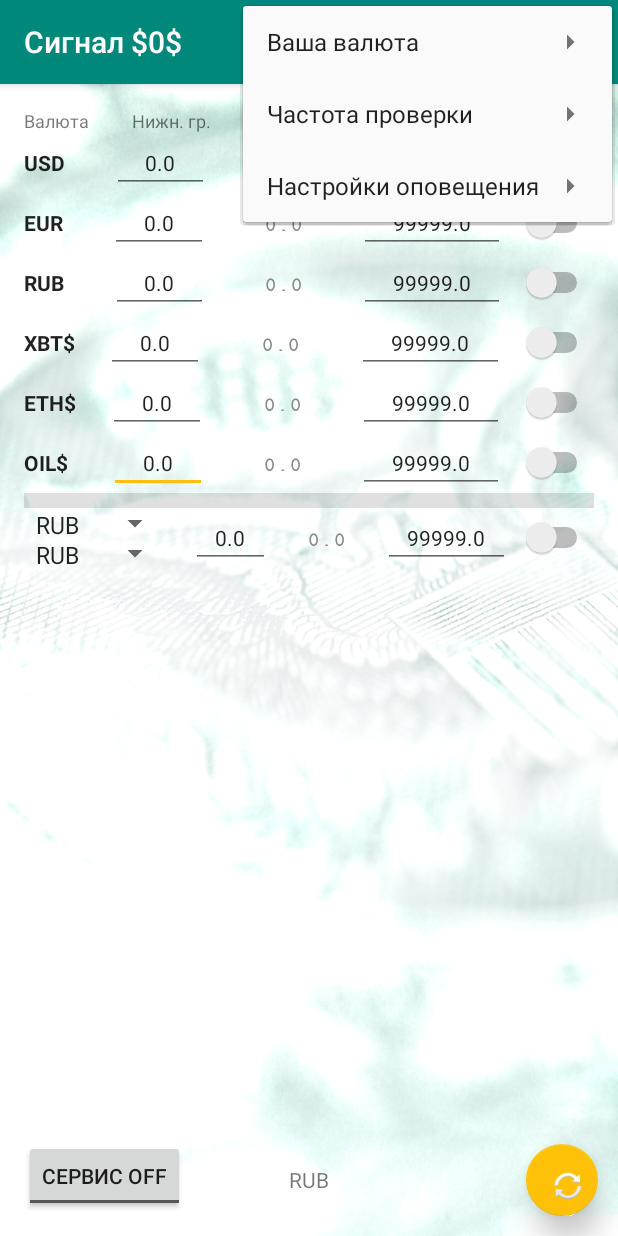
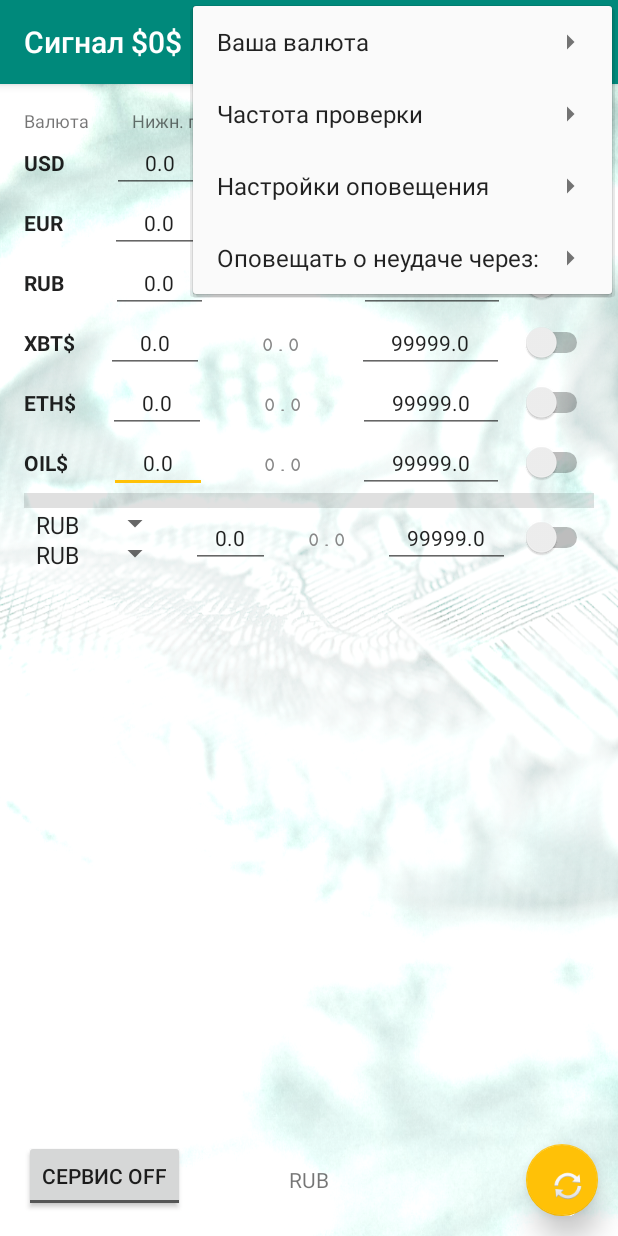
Before and after one commit to LazyDoge/CurrencyAlert, an Android app: the screen it shows after launch (MainActivity), with the options menu open, on a phone screen of 412 x 824 dp. Run offline under Robolectric (Android 15) with nearby library versions, the phone set to English and light mode, and no system bars.

Commit message:
targetSdkVersion 28 + failure period + time in notification

```diff
--- a/app/src/main/java/ingenuity/sky/currencyalert/AlarmEventReceiver.java
+++ b/app/src/main/java/ingenuity/sky/currencyalert/AlarmEventReceiver.java
@@ -20,16 +20,13 @@ import android.os.AsyncTask;
 import android.os.Build;
 import android.os.PowerManager;
 import android.support.annotation.RequiresApi;
-import android.util.Log;
 import android.widget.ProgressBar;
 import android.widget.TextView;
 
 import java.lang.reflect.Field;
-import java.math.BigDecimal;
-import java.math.RoundingMode;
+import java.time.LocalDateTime;
+import java.time.format.DateTimeFormatter;
 import java.util.ArrayList;
-import java.util.Map;
-import java.util.Objects;
 import java.util.concurrent.ExecutionException;
 import java.util.concurrent.ExecutorService;
 import java.util.concurrent.Executors;
@@ -283,6 +280,7 @@ public class AlarmEventReceiver extends BroadcastReceiver {
                         localPreferences.edit().putFloat(putValue + "value", (float) aDoubleD).apply();
                     }
 
+
                     if (aDoubleD < lowBorder || aDoubleD > hiBorder) {
                         notificationNeeded = true;
                         if (false) {
@@ -311,10 +309,17 @@ public class AlarmEventReceiver extends BroadcastReceiver {
                     period = localPreferences.getInt("period", 180);
                 }
 
-                if (failCounter > ((7 * 60) / period)) {
+                int failureNotificationPeriod = localPreferences.getInt("failure_notification_period", 8);
+
+                if (failCounter > ((failureNotificationPeriod * 60) / period)) {
                     notificationNeeded = true;
-                    contentText = new StringBuilder("Не удается обновить данные длительное время.");
+                    contentText = new StringBuilder("Не удается обновить данные длительное время.").append("\r\n");
                     contentTitle = "Неудача!";
+                }
+                if (Build.VERSION.SDK_INT >= Build.VERSION_CODES.O &&
+                        localPreferences.getBoolean(MainActivity.SHOW_TIME_IN_NOTIFICATION, false)) {
+                    contentText.append("\r\n")
+                            .append(LocalDateTime.now().format(DateTimeFormatter.ofPattern("dd MMM HH:mm")));
                 }
 
                 if (notificationNeeded) {
--- a/app/src/main/java/ingenuity/sky/currencyalert/MainActivity.java
+++ b/app/src/main/java/ingenuity/sky/currencyalert/MainActivity.java
@@ -8,19 +8,28 @@ import android.content.SharedPreferences;
 import android.graphics.Color;
 import android.os.Build;
 import android.os.Bundle;
-import android.support.annotation.Nullable;
 import android.support.design.widget.FloatingActionButton;
-import android.support.design.widget.Snackbar;
 import android.support.v7.app.AlertDialog;
 import android.support.v7.app.AppCompatActivity;
 import android.support.v7.widget.Toolbar;
+import android.view.Menu;
+import android.view.MenuItem;
 import android.view.MotionEvent;
 import android.view.View;
-import android.view.Menu;
-import android.view.MenuItem;
-import android.widget.*;
+import android.widget.AdapterView;
+import android.widget.ArrayAdapter;
+import android.widget.CompoundButton;
+import android.widget.EditText;
+import android.widget.ProgressBar;
+import android.widget.Spinner;
+import android.widget.Switch;
+import android.widget.TextView;
+import android.widget.Toast;
+import android.widget.ToggleButton;
 
 public class MainActivity extends AppCompatActivity {
+    public static final String SHOW_TIME_IN_NOTIFICATION = "show_time_in_notification";
+    public static final String FAILURE_NOTIFICATION_PERIOD = "failure_notification_period";
     static ProgressBar progressBar;
     static TextView usdText;
     static EditText usdEditMin;
@@ -157,6 +166,7 @@ public class MainActivity extends AppCompatActivity {
 
             }
         });
+
     }
 
     private void fadeDataRestore() {
@@ -582,7 +592,44 @@ public class MainActivity extends AppCompatActivity {
                 break;
 
         }
+
+        setFailurePeriodNotificationItemMenuChecked(menu);
+
+        setShowTimeInNotificationPropertyHandler(menu);
         return true;
+    }
+
+    private void setShowTimeInNotificationPropertyHandler(Menu menu) {
+        Switch timeSwitch =
+                menu.findItem(R.id.switch_time_in_notif).getActionView().findViewById(R.id.switch_time_id);
+
+        timeSwitch.setChecked(localPreferences.getBoolean(SHOW_TIME_IN_NOTIFICATION, false));
+
+        timeSwitch.setOnCheckedChangeListener(new CompoundButton.OnCheckedChangeListener() {
+            @Override
+            public void onCheckedChanged(CompoundButton compoundButton, boolean isChecked) {
+                if (!isChecked) {
+                    localPreferences.edit().putBoolean(SHOW_TIME_IN_NOTIFICATION, false).apply();
+                } else {
+                    localPreferences.edit().putBoolean(SHOW_TIME_IN_NOTIFICATION, true).apply();
+                }
+            }
+        });
+    }
+
+    private void setFailurePeriodNotificationItemMenuChecked(Menu menu) {
+        int failureNotificationPeriod = localPreferences.getInt(FAILURE_NOTIFICATION_PERIOD, 8);
+        switch (failureNotificationPeriod) {
+            case 8:
+                menu.getItem(3).getSubMenu().getItem(0).setChecked(true);
+                break;
+            case 24:
+                menu.getItem(3).getSubMenu().getItem(1).setChecked(true);
+                break;
+            case 72:
+                menu.getItem(3).getSubMenu().getItem(2).setChecked(true);
+                break;
+        }
     }
 
     @Override
@@ -665,6 +712,19 @@ public class MainActivity extends AppCompatActivity {
             case R.id.setDiodOn:
                 localPreferences.edit().putInt("diod", 2).apply();
                 break;
+            case R.id.menu_failure_notif_8:
+                localPreferences.edit().putInt(FAILURE_NOTIFICATION_PERIOD, 8).apply();
+                item.setChecked(true);
+                break;
+            case R.id.menu_failure_notif_24:
+                localPreferences.edit().putInt(FAILURE_NOTIFICATION_PERIOD, 24).apply();
+                item.setChecked(true);
+                break;
+            case R.id.menu_failure_notif_72:
+                localPreferences.edit().putInt(FAILURE_NOTIFICATION_PERIOD, 72).apply();
+                item.setChecked(true);
+                break;
+
         }
 
 
@@ -754,7 +814,14 @@ public class MainActivity extends AppCompatActivity {
                         "CNY - китайский юань\n"+
                         "JPY - японская иена\n"+
                         "KRW - южнокорейская вона\n"+
-                        "AUD - австралийский доллар"
+                        "AUD - австралийский доллар\n\n"+
+
+                        "Переключатель слева от \"?\" добавляет время последнего оповещения в текст " +
+                                "оповещения.\n\n"+
+
+                        "Настройка \"Оповещать о неудаче через:\" - позволяет выбрать период времени, " +
+                                "в течение которого возможны последовательные неудачные попытки " +
+                                "получить информацию, без оповещения об этом."
                 )
                 .setPositiveButton("ОК", new DialogInterface.OnClickListener() {
                     @Override
--- a/app/src/main/res/layout/content_main.xml
+++ b/app/src/main/res/layout/content_main.xml
@@ -241,15 +241,17 @@
                 android:layout_width="wrap_content"
                 android:layout_height="wrap_content" android:id="@+id/switchETH" android:layout_weight="0.3"/>
     </LinearLayout>
+
     <ToggleButton
-            android:text="ToggleButton"
-            android:layout_width="wrap_content"
-            android:layout_height="wrap_content"
-            android:layout_alignParentBottom="true"
-            android:layout_alignParentLeft="true"
-            android:layout_alignParentStart="true"
-            android:textOff="@string/toggle_off" android:textOn="@string/toggle_on"
-            android:id="@+id/toggleButton"/>
+        android:id="@+id/toggleButton"
+        android:layout_width="wrap_content"
+        android:layout_height="wrap_content"
+        android:layout_alignParentStart="true"
+        android:layout_alignParentLeft="true"
+        android:layout_alignParentBottom="true"
+        android:text="ToggleButton"
+        android:textOff="@string/toggle_off"
+        android:textOn="@string/toggle_on" />
     <LinearLayout
             android:orientation="horizontal"
             android:layout_width="match_parent"
--- /dev/null
+++ b/app/src/main/res/layout/switch_item.xml
@@ -0,0 +1,11 @@
+<RelativeLayout
+    xmlns:android="http://schemas.android.com/apk/res/android"
+    android:layout_width="match_parent"
+    android:layout_height="match_parent">
+
+    <Switch
+        android:id="@+id/switch_time_id"
+        android:layout_width="wrap_content"
+        android:layout_height="wrap_content"
+        android:layout_centerInParent="true" />
+</RelativeLayout>
--- a/app/src/main/res/menu/menu_main.xml
+++ b/app/src/main/res/menu/menu_main.xml
@@ -1,60 +1,124 @@
 <menu xmlns:android="http://schemas.android.com/apk/res/android"
-      xmlns:app="http://schemas.android.com/apk/res-auto"
-      xmlns:tools="http://schemas.android.com/tools"
-      tools:context="ingenuity.sky.currencyalert.MainActivity">
+    xmlns:app="http://schemas.android.com/apk/res-auto"
+    xmlns:tools="http://schemas.android.com/tools"
+    tools:context="ingenuity.sky.currencyalert.MainActivity">
     <item android:title="@string/action_settings1">
-        <menu
-        >
+        <menu>
 
-            <item android:title="@string/rub" android:id="@+id/setRub"/>
-            <item android:title="@string/hrivna" android:id="@+id/setHriv"/>
-            <item android:title="@string/bella_rubl" android:id="@+id/setBel"/>
-            <item android:title="@string/kazah_tenge" android:id="@+id/setKZT"/>
-            <item android:title="@string/usd" android:id="@+id/setUsd"/>
-            <item android:title="@string/eur" android:id="@+id/setEur"/>
+            <item
+                android:id="@+id/setRub"
+                android:title="@string/rub" />
+            <item
+                android:id="@+id/setHriv"
+                android:title="@string/hrivna" />
+            <item
+                android:id="@+id/setBel"
+                android:title="@string/bella_rubl" />
+            <item
+                android:id="@+id/setKZT"
+                android:title="@string/kazah_tenge" />
+            <item
+                android:id="@+id/setUsd"
+                android:title="@string/usd" />
+            <item
+                android:id="@+id/setEur"
+                android:title="@string/eur" />
 
         </menu>
     </item>
     <item android:title="@string/action_settings2">
-        <menu
-        >
+        <menu>
             <group android:checkableBehavior="single">
-            <item android:title="@string/every_1_min" android:id="@+id/set1m"/>
-            <item android:title="@string/every_5_min" android:id="@+id/set5m"/>
-            <item android:title="@string/every_15_min" android:id="@+id/set15m"/>
-            <item android:title="@string/every_30_min" android:id="@+id/set30m"/>
-            <item android:title="@string/every_hour" android:id="@+id/set1h"/>
-            <item android:title="@string/every_2_hour" android:id="@+id/set2h"/>
-            <item android:title="@string/every_3_hour" android:id="@+id/set3h"/>
+                <item
+                    android:id="@+id/set1m"
+                    android:title="@string/every_1_min" />
+                <item
+                    android:id="@+id/set5m"
+                    android:title="@string/every_5_min" />
+                <item
+                    android:id="@+id/set15m"
+                    android:title="@string/every_15_min" />
+                <item
+                    android:id="@+id/set30m"
+                    android:title="@string/every_30_min" />
+                <item
+                    android:id="@+id/set1h"
+                    android:title="@string/every_hour" />
+                <item
+                    android:id="@+id/set2h"
+                    android:title="@string/every_2_hour" />
+                <item
+                    android:id="@+id/set3h"
+                    android:title="@string/every_3_hour" />
             </group>
         </menu>
     </item>
-    <item android:title="@string/strExit" android:onClick="getHelpClick"
-          android:icon="@android:drawable/ic_menu_help" app:showAsAction="ifRoom"/>
     <item android:title="@string/Settings">
-        <menu >
-            <item android:title="@string/stringSound" >
+        <menu>
+            <item android:title="@string/stringSound">
                 <menu>
-                    <item android:title="@string/stringSoundNon" android:id="@+id/setSoundOff"/>
-                    <item android:title="@string/stringSoundCoin" android:id="@+id/setSoundCoin"/>
-                    <item android:title="@string/stringSoundStandard" android:id="@+id/setSoundStan"/>
+                    <item
+                        android:id="@+id/setSoundOff"
+                        android:title="@string/stringSoundNon" />
+                    <item
+                        android:id="@+id/setSoundCoin"
+                        android:title="@string/stringSoundCoin" />
+                    <item
+                        android:id="@+id/setSoundStan"
+                        android:title="@string/stringSoundStandard" />
                 </menu>
             </item>
 
-            <item android:title="@string/stringVibro" >
+            <item android:title="@string/stringVibro">
                 <menu>
-                    <item android:title="@string/stringNoVibro" android:id="@+id/setVibroOff"/>
-                    <item android:title="@string/strShortVibro" android:id="@+id/setVibroShort"/>
-                    <item android:title="@string/strStanVibro" android:id="@+id/setVibroStan"/>
+                    <item
+                        android:id="@+id/setVibroOff"
+                        android:title="@string/stringNoVibro" />
+                    <item
+                        android:id="@+id/setVibroShort"
+                        android:title="@string/strShortVibro" />
+                    <item
+                        android:id="@+id/setVibroStan"
+                        android:title="@string/strStanVibro" />
                 </menu>
             </item>
-            <item android:title="@string/strDiod" >
+            <item android:title="@string/strDiod">
                 <menu>
-                    <item android:title="@string/strDiodOn" android:id="@+id/setDiodOn"/>
-                    <item android:title="@string/strDiodOff" android:id="@+id/setDiodOff"/>
+                    <item
+                        android:id="@+id/setDiodOn"
+                        android:title="@string/strDiodOn" />
+                    <item
+                        android:id="@+id/setDiodOff"
+                        android:title="@string/strDiodOff" />
 
                 </menu>
             </item>
         </menu>
     </item>
+    <item android:title="@string/failure_period">
+        <menu>
+            <group android:checkableBehavior="single">
+
+                <item
+                    android:id="@+id/menu_failure_notif_8"
+                    android:title="@string/eight_hours" />
+                <item
+                    android:id="@+id/menu_failure_notif_24"
+                    android:title="@string/twenty_four_hours" />
+                <item
+                    android:id="@+id/menu_failure_notif_72"
+                    android:title="@string/seventy_two_hours" />
+            </group>
+        </menu>
+    </item>
+    <item
+        android:id="@+id/switch_time_in_notif"
+        android:title="@string/add"
+        app:actionLayout="@layout/switch_item"
+        app:showAsAction="always" />
+    <item
+        android:icon="@android:drawable/ic_menu_help"
+        android:onClick="getHelpClick"
+        android:title="@string/strExit"
+        app:showAsAction="ifRoom" />
 </menu>
--- a/app/src/main/res/values/strings.xml
+++ b/app/src/main/res/values/strings.xml
@@ -43,4 +43,10 @@
     <string name="strDiodOn">Вкл</string>
     <string name="strDiodOff">Выкл</string>
     <string name="strExit">EXIT</string>
+    <string name="failure_period">Оповещать о неудаче через:</string>
+    <string name="eight_hours">8 часов</string>
+    <string name="twenty_four_hours">24 часа</string>
+    <string name="seventy_two_hours">72 часа</string>
+    <string name="time_in_notification">Время в оповещении</string>
+    <string name="add">Добавить</string>
 </resources>
--- a/build.gradle
+++ b/build.gradle
@@ -6,7 +6,7 @@ buildscript {
         google()
     }
     dependencies {
-        classpath 'com.android.tools.build:gradle:3.2.1'
+        classpath 'com.android.tools.build:gradle:3.5.1'
         classpath 'com.google.gms:google-services:3.2.0'
 
         // NOTE: Do not place your application dependencies here; they belong
```
Also changed, not shown: app/build.gradle (+7 -6 lines), gradle/wrapper/gradle-wrapper.properties.
